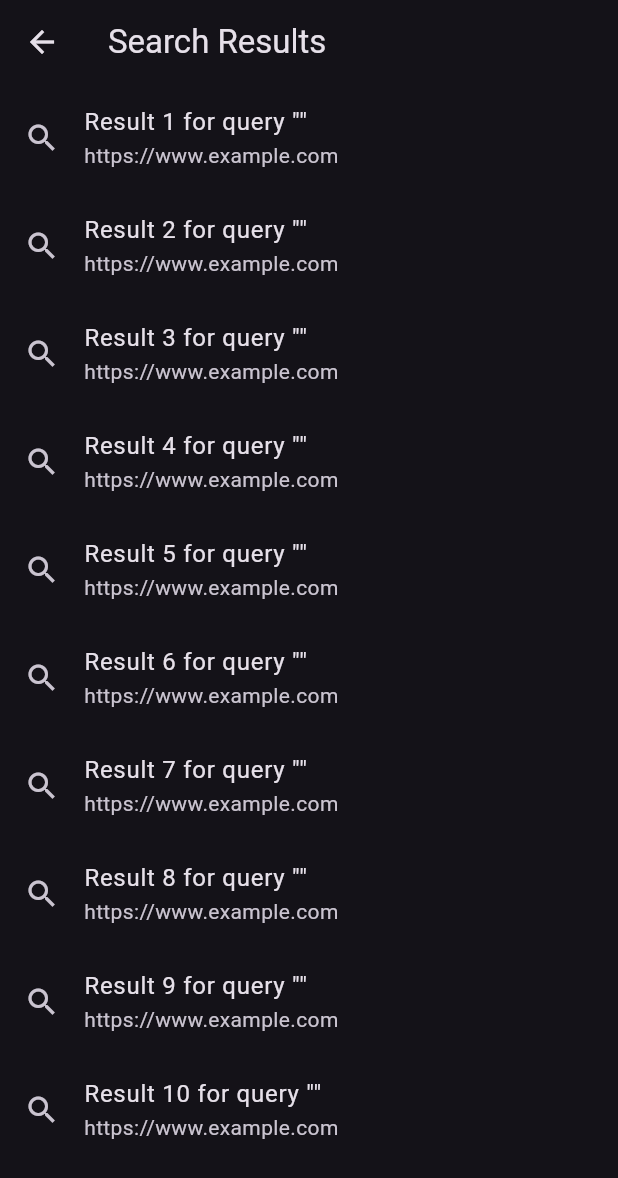
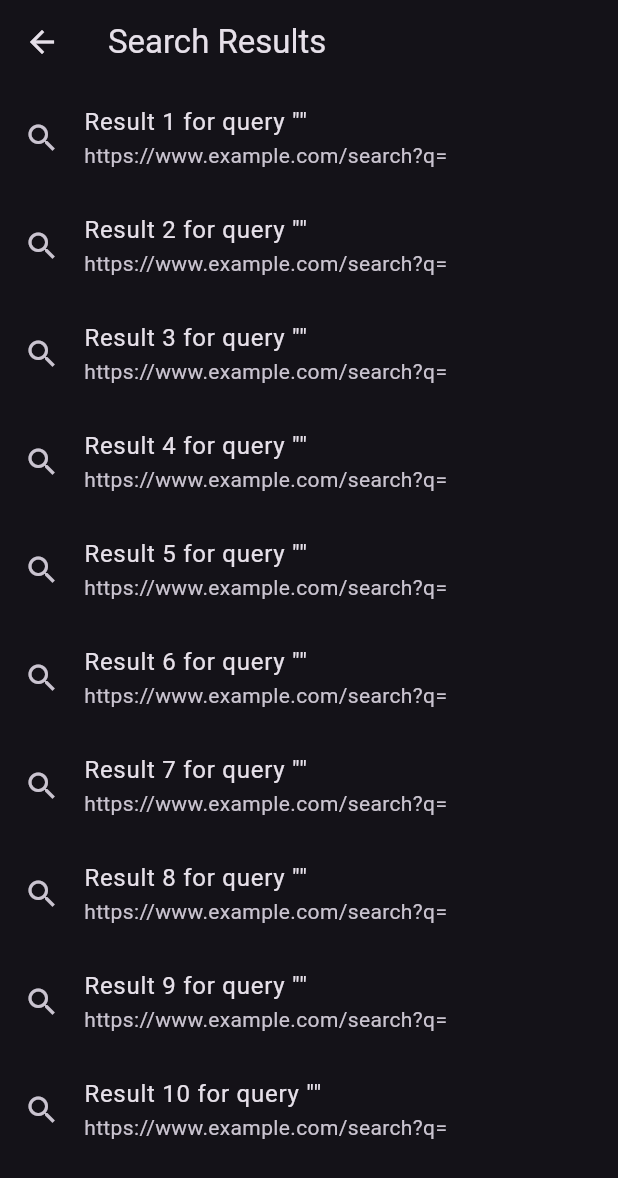
Before and after one commit to satyasolves/google_app, a Flutter app: the SearchResultsPage screen opened directly with empty values, on a phone screen of 412 x 824 dp. Shown: the top 1178 px of the screen. Run offline on Flutter 3.47's test engine with Material 3 defaults, Android fonts, the phone set to English and light mode, and no system bars.

Commit message:
changed SearchResultsPage.dart

```diff
--- a/lib/SearchResultsPage.dart
+++ b/lib/SearchResultsPage.dart
@@ -1,72 +1,37 @@
 import 'package:flutter/material.dart';
 
-// SearchResultsPage displays search results like Google. Currently, it uses
-// mock data to simulate search results.
-class SearchResultsPage extends StatefulWidget {
+class SearchResultsPage extends StatelessWidget {
   final String query;
 
   const SearchResultsPage({Key? key, required this.query}) : super(key: key);
 
-  @override
-  _SearchResultsPageState createState() => _SearchResultsPageState();
-}
-
-class _SearchResultsPageState extends State<SearchResultsPage> {
-  // In a real app, this would be replaced with actual data from a search API.
-  late final List<String> mockResults;
-
-  @override
-  void initState() {
-    super.initState();
-    mockResults = List.generate(
+  List<String> _generateMockResults(String query) {
+    // This could be replaced with an actual data fetch from a backend or API.
+    return List.generate(
       10,
-          (index) => 'Result ${index + 1} for query "${widget.query}"',
+          (index) => 'Result ${index + 1} for query "$query"',
     );
   }
 
   @override
   Widget build(BuildContext context) {
+    List<String> results = _generateMockResults(query);
+
     return Scaffold(
       appBar: AppBar(
         title: const Text('Search Results'),
       ),
-      body: SearchResultList(mockResults: mockResults),
+      body: ListView.builder(
+        itemCount: results.length,
+        itemBuilder: (context, index) {
+          String result = results[index];
+          return ListTile(
+            leading: const Icon(Icons.search),
+            title: Text(result),
+            subtitle: Text('https://www.example.com/search?q=${Uri.encodeComponent(query)}'),
+          );
+        },
+      ),
     );
   }
 }
-
-// Extracting the results list into its own widget for better code organization.
-class SearchResultList extends StatelessWidget {
-  final List<String> mockResults;
-
-  const SearchResultList({Key? key, required this.mockResults}) : super(key: key);
-
-  @override
-  Widget build(BuildContext context) {
-    return ListView.builder(
-      itemCount: mockResults.length,
-      itemBuilder: (BuildContext context, int index) {
-        return SearchResultItem(result: mockResults[index]);
-      },
-    );
-  }
-}
-
-// Extracting individual search result into its own widget for better readability.
-class SearchResultItem extends StatelessWidget {
-  final String result;
-
-  const SearchResultItem({Key? key, required this.result}) : super(key: key);
-
-  @override
-  Widget build(BuildContext context) {
-    return ListTile(
-      leading: const Icon(Icons.search),
-      title: Text(result),
-      subtitle: const Text('https://www.example.com'),
-      onTap: () {
-        // Handle the tap action, possibly opening a web page or another route.
-      },
-    );
-  }
-}
```
